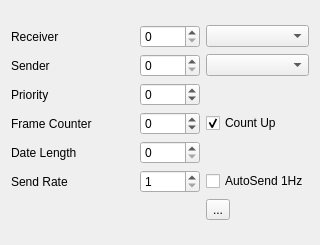
Above: forms/composer.ui from t0beers/ndlcom before the change. Below: the same form after it.
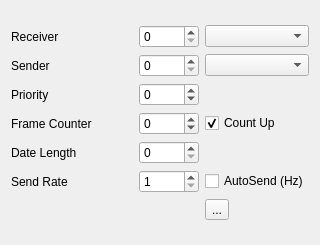
That is the form after the change.

Commit message:
[NDLCom/Composer] fix segfault...
- happend when someone edited the box while no thread was running
- also updated the label which is shown for the current send-frequency
  only shows that this is in hz, noch which hz

```diff
--- a/forms/composer.ui
+++ b/forms/composer.ui
@@ -172,7 +172,7 @@
          <item>
           <widget class="QCheckBox" name="autoSend">
            <property name="text">
-            <string>AutoSend 1Hz</string>
+            <string>AutoSend (Hz)</string>
            </property>
           </widget>
          </item>
```
The commit also changes 1 other file.
